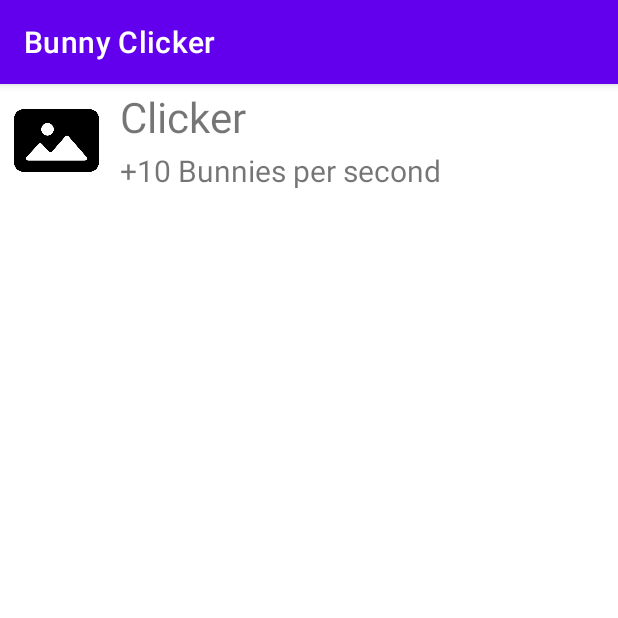
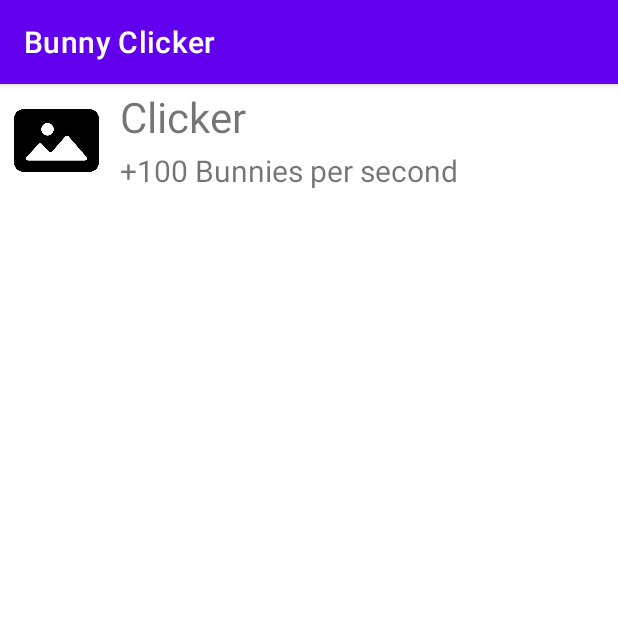
Before and after one commit to KennyCheung3/bunnyclicker, an Android app: the screen it shows after launch (MainActivity), after a tap on "GO TO SHOP", on a phone screen of 412 x 824 dp, the top half of it. Run offline under Robolectric (Android 15) with nearby library versions, the phone set to English and light mode, and no system bars.

Commit message:
added functionality to item store

```diff
--- a/app/src/main/java/com/example/cookieclicker/MainActivity.java
+++ b/app/src/main/java/com/example/cookieclicker/MainActivity.java
@@ -1,10 +1,13 @@
 package com.example.cookieclicker;
 
+import android.app.AlertDialog;
+import android.content.SharedPreferences;
 import android.graphics.Color;
 import android.graphics.Typeface;
 import android.os.Bundle;
 import android.os.CountDownTimer;
 import android.view.Gravity;
+import android.view.KeyEvent;
 import android.view.View;
 import android.view.ViewGroup;
 import android.view.animation.Animation;
@@ -19,17 +22,18 @@ import androidx.appcompat.app.AppCompatActivity;
 
 import java.util.Random;
 import java.util.Timer;
+import java.util.TimerTask;
 
 public class MainActivity extends AppCompatActivity {
 
     private TextView tvPoints;
-    private int points = 0;
+    private int points;
 
-    private int cps = 100;
+    private int cps;
 
 
-    // COMMENTED OUT FOR NOW
-    // private CookieCounter cookieCounter = new CookieCounter();
+
+    private CookieCounter cookieCounter = new CookieCounter();
 
     private Typeface ttf;
 
@@ -37,7 +41,7 @@ public class MainActivity extends AppCompatActivity {
 
     private int[] Images = {R.drawable.cursor};
     private String[] Names = {"Clicker"};
-    private String[] Description = {"+10 Bunnies per second"};
+    private String[] Description = {"+100 Bunnies per second"};
 
     @Override
     protected void onCreate(Bundle savedInstanceState) {
@@ -48,6 +52,27 @@ public class MainActivity extends AppCompatActivity {
         ttf = Typeface.createFromAsset(getAssets(), "EasterBunny.ttf");
         tvPoints.setTypeface(ttf);
         random = new Random();
+        open();
+    }
+
+    @Override
+    public boolean onKeyDown(int keyCode, KeyEvent event) {
+        if (keyCode == KeyEvent.KEYCODE_BACK) {
+            showCookieFragment();
+            tvPoints = findViewById(R.id.tvPoints);
+            ttf = Typeface.createFromAsset(getAssets(), "EasterBunny.ttf");
+            tvPoints.setTypeface(ttf);
+            random = new Random();
+            open();
+            return true;
+        }
+        return super.onKeyDown(keyCode, event);
+    }
+
+    @Override
+    public void onPause() {
+        super.onPause();
+        save();
     }
 
     public void onClick(View v) {
@@ -66,7 +91,14 @@ public class MainActivity extends AppCompatActivity {
 
         } else if (v.getId() == R.id.btnShop) {
             showShopFragment();
+            save();
         }
+    }
+
+    private void showCookieFragment() {
+        ViewGroup container = findViewById(R.id.container);
+        container.removeAllViews();
+        container.addView(getLayoutInflater().inflate(R.layout.activity_main, null));
     }
 
     private void cookieClick() {
@@ -107,6 +139,20 @@ public class MainActivity extends AppCompatActivity {
         tvPoints.setText(Integer.toString(points));
     }
 
+    private void save() {
+        SharedPreferences preferences = getSharedPreferences("GAME", 0);
+        SharedPreferences.Editor editor = preferences.edit();
+        editor.putInt("cps", cps);
+        editor.putInt("cookies", points);
+        editor.commit();
+    }
+
+    private void open() {
+        SharedPreferences preferences = getSharedPreferences("GAME", 0);
+        cps = preferences.getInt("cps", 0);
+        points = preferences.getInt("cookies", 0);
+    }
+
     private void showShopFragment() {
         ViewGroup container = findViewById(R.id.container);
         ShopAdapter shopAdapter = new ShopAdapter();
@@ -116,7 +162,13 @@ public class MainActivity extends AppCompatActivity {
 
     }
 
-    /* COMMENT: Automatically increases the number of cookies per second
+    private void updateCps(int i) {
+        cps += i;
+    }
+
+    private void updatePoints(int i) {
+        points -= i;
+    }
 
 
     public class CookieCounter {
@@ -141,7 +193,6 @@ public class MainActivity extends AppCompatActivity {
 
     }
 
-    */
 
     public class ShopAdapter extends BaseAdapter {
         @Override
@@ -167,6 +218,22 @@ public class MainActivity extends AppCompatActivity {
             ((TextView)convertView.findViewById(R.id.tvName)).setText(Names[position]);
             ((TextView)convertView.findViewById(R.id.tvDescription)).setText(Description[position]);
 
+            convertView.setOnClickListener(new View.OnClickListener() {
+                @Override
+                public void onClick(View v) {
+                    if (getCount() == 1) {
+                        if (points > 100) {
+                            updateCps(100);
+                            updatePoints(100);
+                            save();
+                        } else {
+                            new AlertDialog.Builder((MainActivity.this)).setMessage("You do not have enough points!")
+                                    .show();
+                        }
+                    }
+                }
+            });
+
             return convertView;
         }
     }
```
